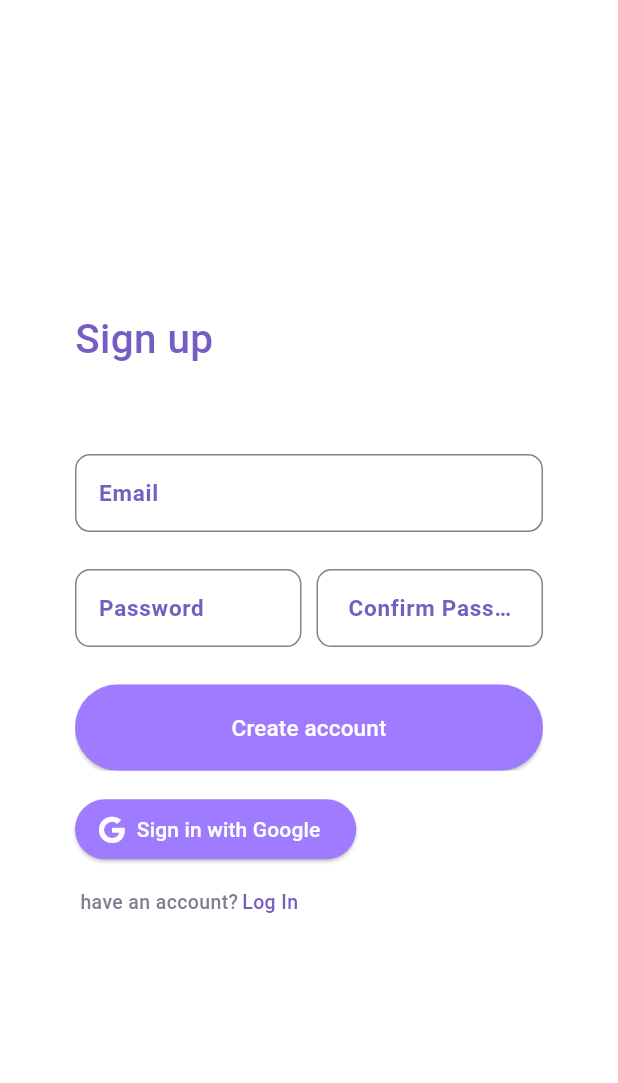
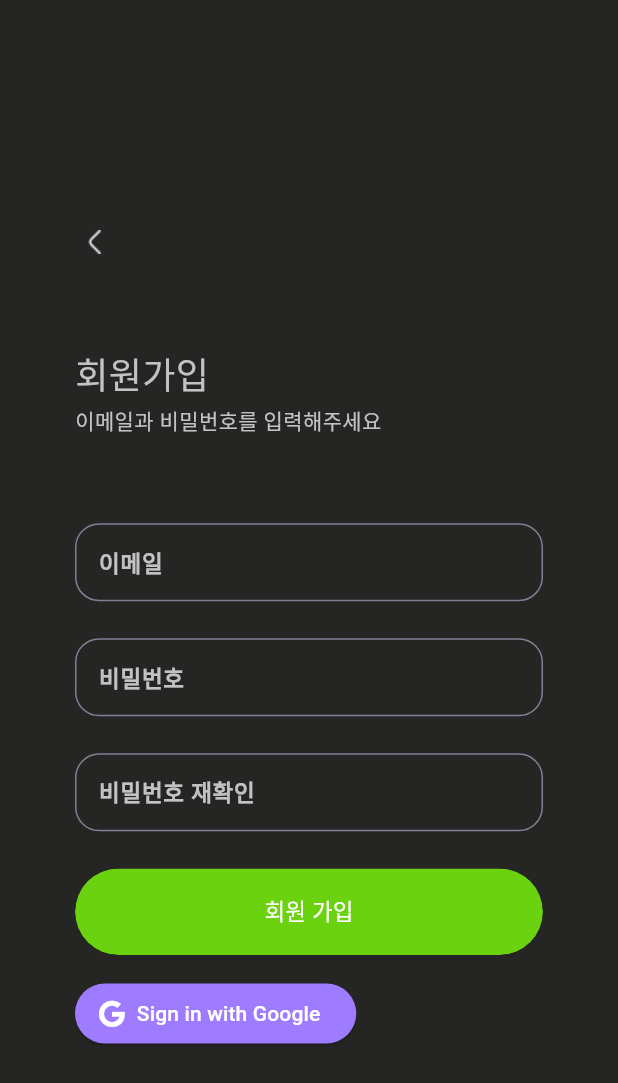
Before and after one commit to KwonMingi/nodevice_besports, a Flutter app: the screen it shows after launch, after a tap on "회원가입", on a phone screen of 412 x 824 dp. Shown: the top 1083 px of the screen. Run offline on Flutter 3.47's test engine with Material 3 defaults, Android fonts, the phone set to English and light mode, and no system bars; our stand-ins replace cloud_firestore, curved_navigation_bar, firebase_auth, firebase_core, flutter_riverpod, flutter_secure_storage and 6 more; missing offline and left inert: encrypt; accounts and stored records are empty; Roboto replaces fonts that are missing (Poppins).

Commit message:
refactor : 회원가입 UI 변경

```diff
--- a/nodevice/lib/ui/screens/sign_up/login_screen.dart
+++ b/nodevice/lib/ui/screens/sign_up/login_screen.dart
@@ -55,7 +55,8 @@ class _LoginScreenState extends State<LoginScreen> {
     return Scaffold(
       backgroundColor: custom_colors.loginBackGround,
 
-      body: Column(
+      body: SingleChildScrollView(
+        child: Column(
           crossAxisAlignment: CrossAxisAlignment.start,
           children: [
             SizedBox(height: s.rSize("height", 150)),
@@ -73,7 +74,7 @@ class _LoginScreenState extends State<LoginScreen> {
                     fontSize: 14,
                     fontWeight: FontWeight.w500,
                   ),
-                SizedBox(height: s.rSize("height", 70)),
+                  SizedBox(height: s.rSize("height", 100)),
 
                   CustomTextField(
                     controller: model.emailController,
@@ -82,7 +83,7 @@ class _LoginScreenState extends State<LoginScreen> {
                     borderColor: const Color(0xFF837E93),
                     focusedBorderColor: const Color(0xFF6BD20F),
                   ),
-                SizedBox(height: s.rSize("height", 40)),
+                  SizedBox(height: s.rSize("height", 30)),
 
                   CustomTextField(
                     controller: model.passController,
@@ -92,12 +93,16 @@ class _LoginScreenState extends State<LoginScreen> {
                     focusedBorderColor: const Color(0xFF6BD20F),
                     isObscure: true,
                   ),
-                SizedBox(height: s.rSize("height", 30)),
+                  SizedBox(height: s.rSize("height", 20)),
 
                   Row(
                     mainAxisAlignment: MainAxisAlignment.start,
                     children: <Widget>[
-                    Checkbox(
+                      Theme(
+                        data: Theme.of(context).copyWith(
+                          unselectedWidgetColor:const Color(0xFF6BD20F), // 기본 체크박스 색상 설정
+                        ),
+                        child: Checkbox(
                           value: isAutoLogin,
                           onChanged: (bool? value) {
                             setState(() {
@@ -105,14 +110,23 @@ class _LoginScreenState extends State<LoginScreen> {
                               model.setAutoLoginChecked = isAutoLogin; // 모델에 상태 업데이트
                             });
                           },
-                      activeColor: const Color(0xFF6BD20F),
-                      checkColor: Colors.white, // 체크박스 활성 상태의 색상 설정
+                          activeColor: const Color(0xFF6BD20F), // 활성 상태의 체크박스 색상 설정
+                          checkColor: Colors.white, // 체크 표시 색상 설정
                         ),
-                    const Text(
+                      ),
+                      InkWell(
+                        onTap: () {
+                          setState(() {
+                            isAutoLogin = !isAutoLogin;
+                            model.setAutoLoginChecked = isAutoLogin; // 모델에 상태 업데이트
+                          });
+                        },
+                        child: const Text(
                           "자동 로그인",
                           style: TextStyle(
                             color: Color(0xFF6BD20F), // 텍스트 색상 설정
                             fontSize: 14, // 텍스트 크기 설정
+                          ),
                         ),
                       ),
                       const SizedBox(width: 80.0),
@@ -206,7 +220,7 @@ class _LoginScreenState extends State<LoginScreen> {
                         fontSize: 13,
                         fontWeight: FontWeight.w500,
                       ),
-                    const SizedBox(width: 10),
+                      const SizedBox(width: 2),
 
                       InkWell(
                         onTap: () {
@@ -214,11 +228,14 @@ class _LoginScreenState extends State<LoginScreen> {
                               duration: const Duration(milliseconds: 500),
                               curve: Curves.ease);
                         },
-                      child: const CustomText(
+                        child: const Padding(
+                          padding: EdgeInsets.all(8.0), // 탭 가능 영역을 늘리기 위한 패딩
+                          child: CustomText(
                             text: '회원가입',
                             color: Color(0xFF6BD20F),
                             fontSize: 13,
                             fontWeight: FontWeight.w500,
+                          ),
                         ),
                       ),
                     ],
@@ -252,6 +269,7 @@ class _LoginScreenState extends State<LoginScreen> {
             ),
           ],
         ),
+      ),
     );
   }
 }
--- a/nodevice/lib/ui/screens/sign_up/sign_up_screen.dart
+++ b/nodevice/lib/ui/screens/sign_up/sign_up_screen.dart
@@ -1,13 +1,11 @@
 import 'package:firebase_auth/firebase_auth.dart';
 import 'package:flutter/material.dart';
-import 'package:flutter/services.dart';
 import 'package:font_awesome_flutter/font_awesome_flutter.dart';
 import 'package:go_router/go_router.dart';
 import 'package:nodevice/constants/custom_colors.dart';
 import 'package:nodevice/constants/r_sizes.dart';
 import 'package:nodevice/ui/screens/sign_up/sign_in_google.dart';
 import 'package:nodevice/ui/screens/sign_up/sign_in_view_model.dart';
-import 'package:nodevice/ui/widgets/custom_buttons/custom_sign_in_button.dart';
 import 'package:nodevice/ui/widgets/loading_dialog.dart';
 import 'package:nodevice/ui/widgets/log_in_widgets/log_in_custom_text.dart';
 import 'package:nodevice/ui/widgets/log_in_widgets/log_in_custom_text_field.dart';
@@ -31,12 +29,13 @@ class _SingUpScreenState extends State<SingUpScreen> {
     s = RSizes(
         MediaQuery.of(context).size.height, MediaQuery.of(context).size.width);
     return Scaffold(
-      backgroundColor: Colors.white,
-      body: Column(
+      backgroundColor: custom_colors.loginBackGround,
+      body: SingleChildScrollView(
+        child: Column(
           crossAxisAlignment: CrossAxisAlignment.start,
           children: [
             SizedBox(
-            height: s.rSize("height", 250),
+              height: s.rSize("height", 180),
             ),
             // Padding(
             //   padding: const EdgeInsets.only(top: 0),
@@ -55,56 +54,78 @@ class _SingUpScreenState extends State<SingUpScreen> {
                 textDirection: TextDirection.ltr,
                 crossAxisAlignment: CrossAxisAlignment.start,
                 children: [
-                const CustomText(
-                  text: 'Sign up',
-                  color: Color(0xFF755DC1),
-                  fontSize: 27,
-                  fontWeight: FontWeight.w500,
+                  InkWell(
+                    onTap: () {
+                      widget.controller.animateToPage(0,
+                          duration: const Duration(milliseconds: 500),
+                          curve: Curves.ease);
+                    },
+                    child: Padding(
+                      padding: const EdgeInsets.all(5.0), // 여기에서 패딩 값을 조정하여 히트박스 크기 조절
+                      child: Image.asset('assets/icons/sign_up_back_icon.png'),
+                    ),
                   ),
                   SizedBox(
                     height: s.rSize("height", 70),
                   ),
+
+                  const CustomText(
+                    text: '회원가입',
+                    color: Color(0xFFC2C2C2),
+                    fontSize: 24,
+                    fontWeight: FontWeight.w400,
+                  ),
+                  SizedBox(
+                    height: s.rSize("height", 5),
+                  ),
+
+                  const CustomText(
+                    text: '이메일과 비밀번호를 입력해주세요',
+                    color: Color(0xFFC2C2C2),
+                    fontSize: 14,
+                    fontWeight: FontWeight.w400,
+                  ),
+                  SizedBox(
+                    height: s.rSize("height", 70),
+                  ),
+
                   CustomTextField(
                     controller: model.emailController,
-                  labelText: 'Email',
-                  labelColor: const Color(0xFF755DC1),
+                    labelText: '이메일',
+                    labelColor: const Color(0xFFC2C2C2),
                     borderColor: const Color(0xFF837E93),
-                  focusedBorderColor: const Color(0xFF9F7BFF),
+                    focusedBorderColor: const Color(0xFF6bd20f),
                   ),
                   SizedBox(
                     height: s.rSize("height", 30),
                   ),
-                Row(
-                  mainAxisAlignment: MainAxisAlignment.spaceBetween,
-                  children: [
-                    Expanded(
-                      child: CustomTextField(
+
+                  CustomTextField(
                     controller: model.passController,
-                        labelText: 'Password',
-                        labelColor: const Color(0xFF755DC1),
+                    labelText: '비밀번호',
+                    labelColor: const Color(0xFFC2C2C2),
                     borderColor: const Color(0xFF837E93),
-                        focusedBorderColor: const Color(0xFF9F7BFF),
+                    focusedBorderColor: const Color(0xFF6bd20f),
                     isObscure: true,
-                      ),
-                    ),
-                    const SizedBox(width: 10), // 두 텍스트 필드 사이에 간격 추가
-                    Expanded(
-                      child: CustomTextField(
-                        controller: model.repassController,
-                        labelText: 'Confirm Password',
-                        labelColor: const Color(0xFF755DC1),
-                        borderColor: const Color(0xFF837E93),
-                        focusedBorderColor: const Color(0xFF9F7BFF),
-                        isObscure: true,
-                      ),
-                    ),
-                  ],
                   ),
                   SizedBox(
                     height: s.rSize("height", 30),
                   ),
+
+                  CustomTextField(
+                    controller: model.repassController,
+                    labelText: '비밀번호 재확인',
+                    labelColor: const Color(0xFFC2C2C2),
+                    borderColor: const Color(0xFF837E93),
+                    focusedBorderColor: const Color(0xFF6bd20f),
+                    isObscure: true,
+                  ),
+                  SizedBox(
+                    height: s.rSize("height", 30),
+                  ),
+
                   ClipRRect(
-                  borderRadius: const BorderRadius.all(Radius.circular(10)),
+                    borderRadius: const BorderRadius.all(Radius.circular(33.5)),
                     child: SizedBox(
                       width: s.rSize("width", 1000),
                       height: s.rSize("height", 70),
@@ -116,10 +137,10 @@ class _SingUpScreenState extends State<SingUpScreen> {
                           //     curve: Curves.ease);
                         },
                         style: ElevatedButton.styleFrom(
-                        backgroundColor: const Color(0xFF9F7BFF),
+                          backgroundColor: const Color(0xFF6bd20f),
                         ),
                         child: const Text(
-                        'Create account',
+                          '회원 가입',
                           style: TextStyle(
                             color: Colors.white,
                             fontSize: 15,
@@ -133,6 +154,7 @@ class _SingUpScreenState extends State<SingUpScreen> {
                   const SizedBox(
                     height: 15,
                   ),
+
                   ElevatedButton.icon(
                     icon: const FaIcon(
                       FontAwesomeIcons.google,
@@ -162,47 +184,12 @@ class _SingUpScreenState extends State<SingUpScreen> {
                       }
                     },
                   ),
-                const SizedBox(
-                  height: 15,
-                ),
-                Row(
-                  children: [
-                    const Text(
-                      ' have an account?',
-                      textAlign: TextAlign.center,
-                      style: TextStyle(
-                        color: Color(0xFF837E93),
-                        fontSize: 13,
-                        fontFamily: 'Poppins',
-                        fontWeight: FontWeight.w500,
-                      ),
-                    ),
-                    const SizedBox(
-                      width: 2.5,
-                    ),
-                    InkWell(
-                      onTap: () {
-                        widget.controller.animateToPage(0,
-                            duration: const Duration(milliseconds: 500),
-                            curve: Curves.ease);
-                      },
-                      child: const Text(
-                        'Log In ',
-                        style: TextStyle(
-                          color: Color(0xFF755DC1),
-                          fontSize: 13,
-                          fontFamily: 'Poppins',
-                          fontWeight: FontWeight.w500,
-                        ),
-                      ),
-                    ),
-                  ],
-                ),
                 ],
               ),
             ),
           ],
         ),
+      ),
     );
   }
 }
--- a/nodevice/lib/ui/widgets/custom_buttons/login_button_test.dart
+++ b/nodevice/lib/ui/widgets/custom_buttons/login_button_test.dart
@@ -17,7 +17,7 @@ class CustomButtonTest extends StatelessWidget {
   @override
   Widget build(BuildContext context) {
     return ClipRRect(
-      borderRadius: const BorderRadius.all(Radius.circular(10)),
+      borderRadius: const BorderRadius.all(Radius.circular(33.5)),
       child: SizedBox(
         width: width,
         height: height,
--- a/nodevice/lib/ui/widgets/log_in_widgets/log_in_custom_text_field.dart
+++ b/nodevice/lib/ui/widgets/log_in_widgets/log_in_custom_text_field.dart
@@ -39,14 +39,14 @@ class CustomTextField extends StatelessWidget {
           fontWeight: FontWeight.w600,
         ),
         enabledBorder: OutlineInputBorder(
-          borderRadius: const BorderRadius.all(Radius.circular(10)),
+          borderRadius: const BorderRadius.all(Radius.circular(16)),
           borderSide: BorderSide(
             width: 1,
             color: borderColor,
           ),
         ),
         focusedBorder: OutlineInputBorder(
-          borderRadius: const BorderRadius.all(Radius.circular(10)),
+          borderRadius: const BorderRadius.all(Radius.circular(16)),
           borderSide: BorderSide(
             width: 1,
             color: focusedBorderColor,
--- a/nodevice/pubspec.yaml
+++ b/nodevice/pubspec.yaml
@@ -76,6 +76,7 @@ dev_dependencies:
 flutter:
   assets:
     - assets/icons/besports_login_icon.png
+    - assets/icons/sign_up_back_icon.png
   # The following line ensures that the Material Icons font is
   # included with your application, so that you can use the icons in
   # the material Icons class.
```
Also changed, not shown: nodevice/assets/icons/sign_up_back_icon.png (added). Lines whose indentation alone changed are shown as unchanged.
